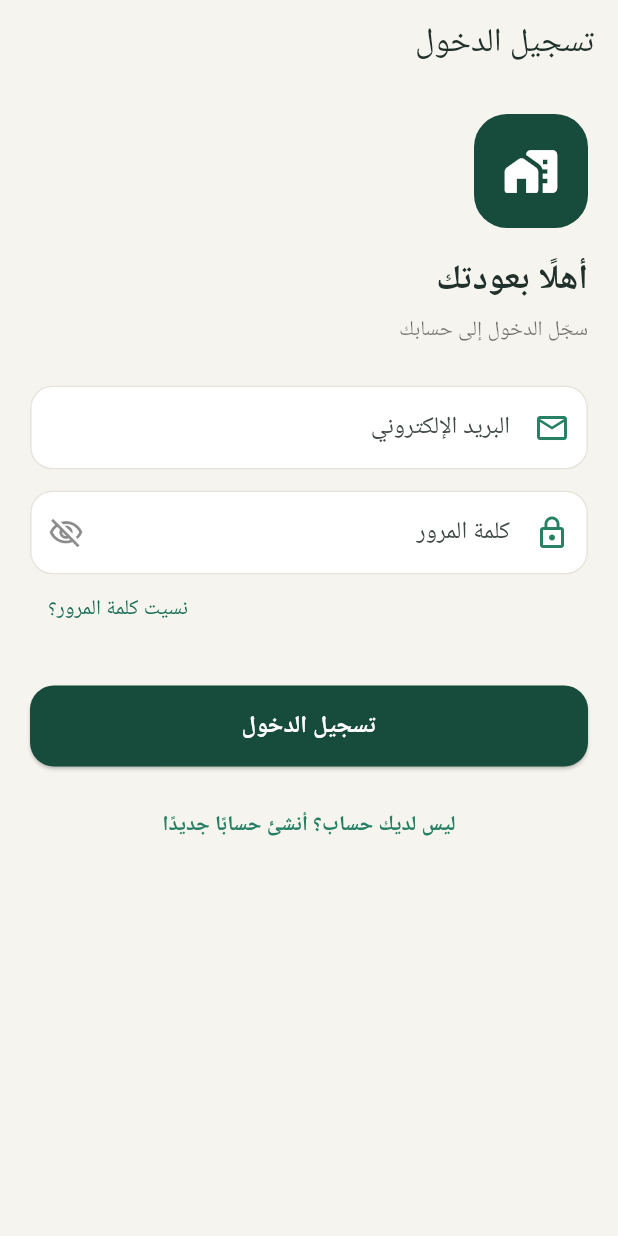
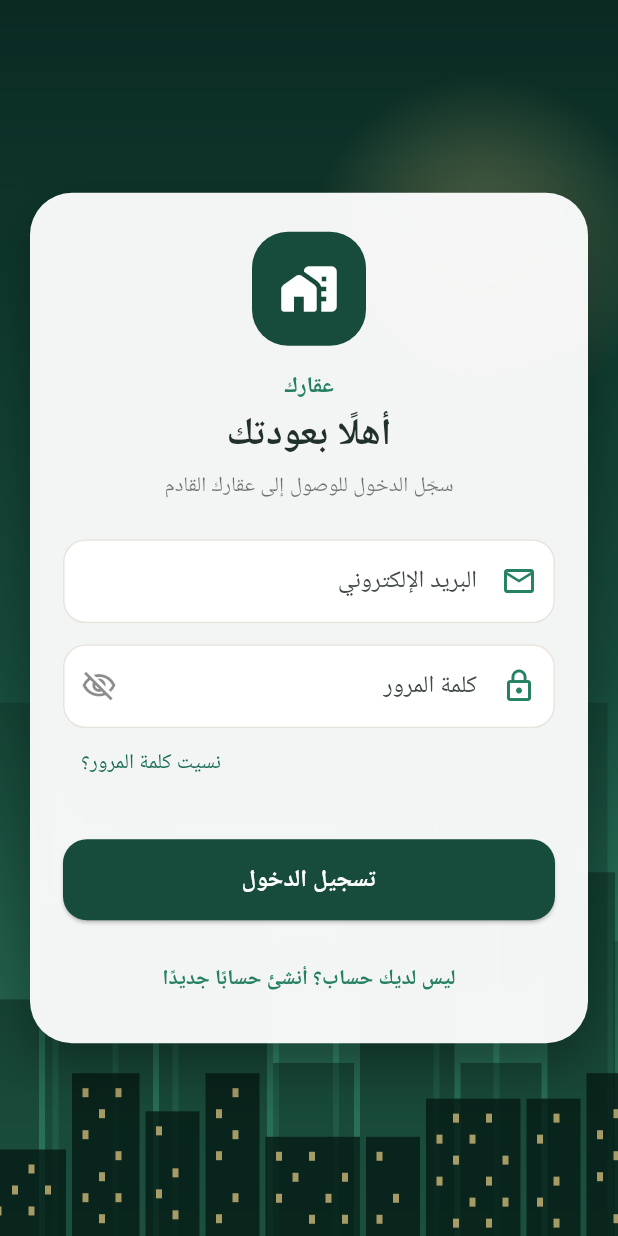
Before and after one commit to MICHAELTANIOS856/Real-Estate-Mobile-Application, a Flutter app: the screen it shows after launch, on a phone screen of 412 x 824 dp. Run offline on Flutter 3.47's test engine with Material 3 defaults, Android fonts, the phone set to English and light mode, and no system bars; our stand-ins replace cloud_firestore, firebase_auth, firebase_core, image_picker; accounts and stored records are empty.

Commit message:
Redesign sign-in page: centered card over real-estate skyline background

```diff
--- a/lib/screens/auth_page.dart
+++ b/lib/screens/auth_page.dart
@@ -3,6 +3,7 @@ import 'package:flutter/material.dart';
 
 import '../models/account_role.dart';
 import '../services/account_service.dart';
+import '../widgets/real_estate_backdrop.dart';
 import '../widgets/role_picker.dart';
 
 /// Email/password sign-in and registration.
@@ -161,41 +162,75 @@ class _AuthPageState extends State<AuthPage> {
   @override
   Widget build(BuildContext context) {
     return Scaffold(
-      backgroundColor: const Color(0xFFF6F4EF),
-      appBar: AppBar(
-        title: Text(isLoginMode ? 'تسجيل الدخول' : 'إنشاء حساب'),
-        backgroundColor: const Color(0xFFF6F4EF),
-        foregroundColor: const Color(0xFF20302A),
+      backgroundColor: const Color(0xFF174C3C),
+      body: Stack(
+        children: [
+          const Positioned.fill(child: RealEstateBackdrop()),
+          SafeArea(
+            child: LayoutBuilder(
+              builder: (context, constraints) => SingleChildScrollView(
+                padding: const EdgeInsets.symmetric(
+                  horizontal: 20,
+                  vertical: 16,
                 ),
-      body: SafeArea(
+                child: ConstrainedBox(
+                  constraints: BoxConstraints(
+                    minHeight: constraints.maxHeight - 32,
+                  ),
+                  child: Center(
+                    child: ConstrainedBox(
+                      constraints: const BoxConstraints(maxWidth: 440),
+                      child: Container(
+                        padding: const EdgeInsets.fromLTRB(22, 26, 22, 18),
+                        decoration: BoxDecoration(
+                          color: Colors.white.withValues(alpha: 0.95),
+                          borderRadius: BorderRadius.circular(28),
+                          boxShadow: const [
+                            BoxShadow(
+                              color: Color(0x55000000),
+                              blurRadius: 30,
+                              offset: Offset(0, 14),
+                            ),
+                          ],
+                        ),
                         child: Form(
                           key: _formKey,
-          child: SingleChildScrollView(
-            padding: const EdgeInsets.all(20),
                           child: Column(
+                            mainAxisSize: MainAxisSize.min,
                             crossAxisAlignment: CrossAxisAlignment.stretch,
                             children: [
-                Align(
-                  alignment: AlignmentDirectional.centerStart,
+                              Center(
                                 child: Container(
                                   width: 76,
                                   height: 76,
                                   decoration: BoxDecoration(
                                     color: const Color(0xFF174C3C),
-                      borderRadius: BorderRadius.circular(22),
+                                    borderRadius: BorderRadius.circular(24),
                                   ),
                                   child: const Icon(
                                     Icons.home_work_rounded,
                                     color: Colors.white,
-                      size: 38,
+                                    size: 40,
                                   ),
                                 ),
                               ),
-                const SizedBox(height: 18),
+                              const SizedBox(height: 16),
+                              const Text(
+                                'عقارك',
+                                textAlign: TextAlign.center,
+                                style: TextStyle(
+                                  fontSize: 15,
+                                  letterSpacing: 1,
+                                  color: Color(0xFF268064),
+                                  fontWeight: FontWeight.w700,
+                                ),
+                              ),
+                              const SizedBox(height: 4),
                               Text(
                                 isLoginMode ? 'أهلًا بعودتك' : 'انضم إلى عقارك',
+                                textAlign: TextAlign.center,
                                 style: const TextStyle(
-                    fontSize: 23,
+                                  fontSize: 25,
                                   fontWeight: FontWeight.bold,
                                   color: Color(0xFF20302A),
                                 ),
@@ -203,15 +238,17 @@ class _AuthPageState extends State<AuthPage> {
                               const SizedBox(height: 6),
                               Text(
                                 isLoginMode
-                      ? 'سجّل الدخول إلى حسابك'
+                                    ? 'سجّل الدخول للوصول إلى عقارك القادم'
                                     : 'اختر نوع حسابك وأكمل بياناتك',
+                                textAlign: TextAlign.center,
                                 style: const TextStyle(color: Colors.black54),
                               ),
-                const SizedBox(height: 26),
+                              const SizedBox(height: 24),
                               if (!isLoginMode) ...[
                                 RolePicker(
                                   value: selectedRole,
-                    onChanged: (role) => setState(() => selectedRole = role),
+                                  onChanged: (role) =>
+                                      setState(() => selectedRole = role),
                                 ),
                                 const SizedBox(height: 14),
                                 TextFormField(
@@ -290,7 +327,8 @@ class _AuthPageState extends State<AuthPage> {
                                 Align(
                                   alignment: AlignmentDirectional.centerEnd,
                                   child: TextButton(
-                      onPressed: isSubmitting || isResettingPassword
+                                    onPressed:
+                                        isSubmitting || isResettingPassword
                                         ? null
                                         : resetPassword,
                                     child: Text(
@@ -336,7 +374,9 @@ class _AuthPageState extends State<AuthPage> {
                                   style: ElevatedButton.styleFrom(
                                     backgroundColor: const Color(0xFF174C3C),
                                     foregroundColor: Colors.white,
-                      disabledBackgroundColor: const Color(0xFF268064),
+                                    disabledBackgroundColor: const Color(
+                                      0xFF268064,
+                                    ),
                                     shape: RoundedRectangleBorder(
                                       borderRadius: BorderRadius.circular(16),
                                     ),
@@ -351,7 +391,9 @@ class _AuthPageState extends State<AuthPage> {
                                           ),
                                         )
                                       : Text(
-                            isLoginMode ? 'تسجيل الدخول' : 'إنشاء الحساب',
+                                          isLoginMode
+                                              ? 'تسجيل الدخول'
+                                              : 'إنشاء الحساب',
                                           style: const TextStyle(
                                             fontWeight: FontWeight.bold,
                                             fontSize: 16,
@@ -383,6 +425,20 @@ class _AuthPageState extends State<AuthPage> {
                         ),
                       ),
                     ),
+                  ),
+                ),
+              ),
+            ),
+          ),
+          if (widget.closeOnSuccess)
+            SafeArea(
+              child: Align(
+                alignment: AlignmentDirectional.topStart,
+                child: BackButton(color: Colors.white),
+              ),
+            ),
+        ],
+      ),
     );
   }
 
```
Lines whose indentation alone changed are shown as unchanged.
